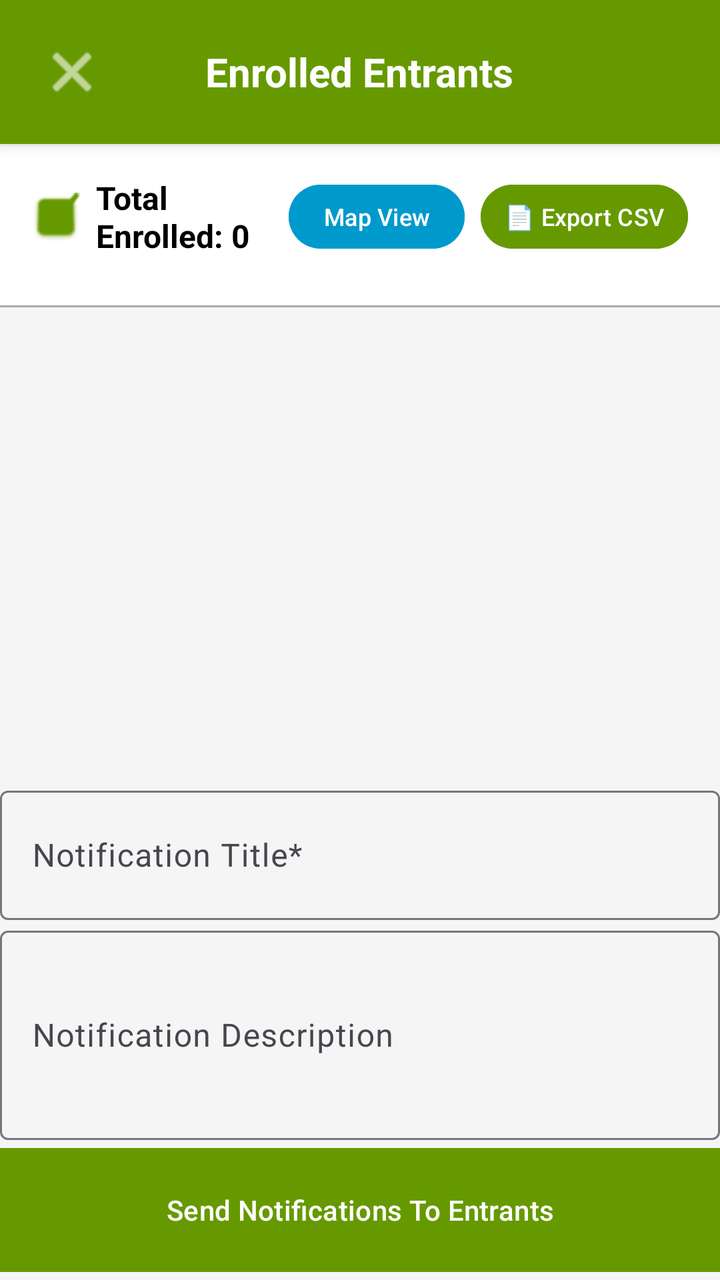
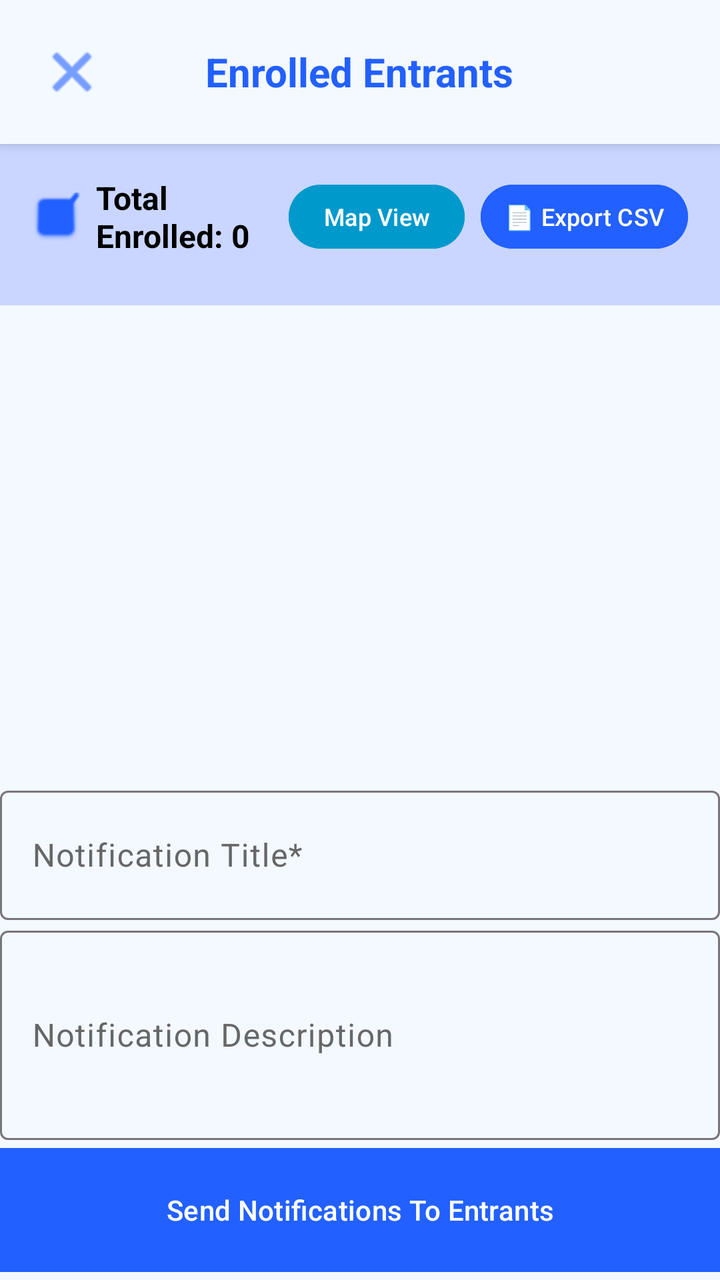

Compare the two renders of this Android layout. The source of the first and the diff that turns it into the second are given below.
<!-- AndroidManifest.xml: activity theme Theme.GitCat_events -->
<!-- res/layout/activity_accepted_entrants_view.xml -->
<?xml version="1.0" encoding="utf-8"?>
<LinearLayout xmlns:android="http://schemas.android.com/apk/res/android"
    xmlns:app="http://schemas.android.com/apk/res-auto"
    android:layout_width="match_parent"
    android:layout_height="match_parent"
    android:orientation="vertical"
    android:background="#F5F5F5">

    
    <RelativeLayout
        android:layout_width="match_parent"
        android:layout_height="wrap_content"
        android:background="@android:color/holo_green_dark"
        android:padding="16dp"
        android:elevation="4dp">

        <ImageButton
            android:id="@+id/btnBack"
            android:layout_width="40dp"
            android:layout_height="40dp"
            android:layout_alignParentStart="true"
            android:layout_centerVertical="true"
            android:background="?attr/selectableItemBackgroundBorderless"
            android:src="@android:drawable/ic_menu_close_clear_cancel"
            android:contentDescription="Back"
            app:tint="@android:color/white" />

        <TextView
            android:id="@+id/tvEventName"
            android:layout_width="wrap_content"
            android:layout_height="wrap_content"
            android:layout_centerInParent="true"
            android:text="Enrolled Entrants"
            android:textColor="@android:color/white"
            android:textSize="20sp"
            android:textStyle="bold" />
    </RelativeLayout>

    
    <LinearLayout
        android:layout_width="match_parent"
        android:layout_height="wrap_content"
        android:orientation="vertical"
        android:padding="16dp"
        android:background="@android:color/white">

        <LinearLayout
            android:layout_width="match_parent"
            android:layout_height="wrap_content"
            android:orientation="horizontal"
            android:gravity="center_vertical"
            android:layout_marginBottom="8dp">

            <ImageView
                android:layout_width="24dp"
                android:layout_height="24dp"
                android:src="@android:drawable/checkbox_on_background"
                android:layout_marginEnd="8dp"
                app:tint="@android:color/holo_green_dark" />

            <TextView
                android:id="@+id/tvAcceptedListCount"
                android:layout_width="0dp"
                android:layout_height="wrap_content"
                android:layout_weight="1"
                android:text="Total Enrolled: 0"
                android:textSize="16sp"
                android:textStyle="bold"
                android:textColor="@color/black" />

            
            <Button
                android:id="@+id/btnMapView"
                android:layout_width="wrap_content"
                android:layout_height="40dp"
                android:text="Map View"
                android:textSize="12sp"
                android:textColor="@android:color/white"
                android:backgroundTint="@android:color/holo_blue_dark"
                android:paddingStart="12dp"
                android:paddingEnd="12dp"
                android:layout_marginEnd="8dp" />

            
            <Button
                android:id="@+id/btnExportCsv"
                android:layout_width="wrap_content"
                android:layout_height="40dp"
                android:text="📄 Export CSV"
                android:textSize="12sp"
                android:textColor="@android:color/white"
                android:backgroundTint="@android:color/holo_green_dark"
                android:paddingStart="12dp"
                android:paddingEnd="12dp" />
        </LinearLayout>

        
        <TextView
            android:id="@+id/tvCapacityInfo"
            android:layout_width="wrap_content"
            android:layout_height="wrap_content"
            android:text="Capacity: 0 / 0"
            android:textSize="14sp"
            android:textColor="@android:color/darker_gray"
            android:visibility="gone" />
    </LinearLayout>

    

    

    
    <TextView
        android:id="@+id/tvAcceptedListEmpty"
        android:layout_width="match_parent"
        android:layout_height="0dp"
        android:layout_weight="1"
        android:gravity="center"
        android:text="No enrolled entrants yet\n\n📋 Run the raffle to select participants\n✉️ Selected participants must accept their invitations"
        android:textAlignment="center"
        android:textSize="16sp"
        android:textColor="@android:color/darker_gray"
        android:visibility="gone" />

    <LinearLayout
        android:layout_width="match_parent"
        android:layout_height="match_parent"
        android:orientation="vertical">

        <View
            android:layout_width="match_parent"
            android:layout_height="1dp"
            android:background="@android:color/darker_gray" />

        <androidx.recyclerview.widget.RecyclerView
            android:id="@+id/rvAcceptedList"
            android:layout_width="match_parent"
            android:layout_height="0dp"
            android:layout_weight="1"
            android:clipToPadding="false"
            android:padding="8dp" />

        <LinearLayout
            android:layout_width="match_parent"
            android:layout_height="250dp"
            android:orientation="vertical">

            <com.google.android.material.textfield.TextInputLayout
                android:id="@+id/textInputLayout"
                android:layout_width="match_parent"
                android:layout_height="70dp">

                <com.google.android.material.textfield.TextInputEditText
                    android:id="@+id/acceptedListNotifTitleText"
                    android:layout_width="match_parent"
                    android:layout_height="match_parent"
                    android:hint="Notification Title*" />
            </com.google.android.material.textfield.TextInputLayout>

            <com.google.android.material.textfield.TextInputLayout
                android:id="@+id/textInputLayout2"
                android:layout_width="match_parent"
                android:layout_height="110dp">

                <com.google.android.material.textfield.TextInputEditText
                    android:id="@+id/acceptedListNotifDescription"
                    android:layout_width="match_parent"
                    android:layout_height="match_parent"
                    android:hint="Notification Description" />
            </com.google.android.material.textfield.TextInputLayout>

            <Button
                android:id="@+id/AcceptedListSendNotif"
                android:layout_width="match_parent"
                android:layout_height="70dp"
                android:layout_marginTop="0dp"
                android:backgroundTint="@android:color/holo_green_dark"
                android:text="Send Notifications To Entrants"
                app:cornerRadius="0dp" />
        </LinearLayout>
    </LinearLayout>

</LinearLayout>
<!-- resources referenced by this layout -->
<resources>
  <color name="black">#FF000000</color>
  <style name="Theme.GitCat_events" parent="Base.Theme.GitCat_events" />
  <style name="Base.Theme.GitCat_events" parent="Theme.Material3.DayNight.NoActionBar">
          
          
      </style>
</resources>

<!-- the commit's change to res/layout/activity_accepted_entrants_view.xml (unified diff, before → after) -->
@@ -3,16 +3,16 @@
     xmlns:app="http://schemas.android.com/apk/res-auto"
     android:layout_width="match_parent"
     android:layout_height="match_parent"
-    android:orientation="vertical"
-    android:background="#F5F5F5">
+    android:background="@color/background_color"
+    android:orientation="vertical">
 
     
     <RelativeLayout
         android:layout_width="match_parent"
         android:layout_height="wrap_content"
-        android:background="@android:color/holo_green_dark"
-        android:padding="16dp"
-        android:elevation="4dp">
+        android:background="@color/background_color"
+        android:elevation="4dp"
+        android:padding="16dp">
 
         <ImageButton
             android:id="@+id/btnBack"
@@ -21,9 +21,9 @@
             android:layout_alignParentStart="true"
             android:layout_centerVertical="true"
             android:background="?attr/selectableItemBackgroundBorderless"
+            android:contentDescription="Back"
             android:src="@android:drawable/ic_menu_close_clear_cancel"
-            android:contentDescription="Back"
-            app:tint="@android:color/white" />
+            android:tint="@color/button_color" />
 
         <TextView
             android:id="@+id/tvEventName"
@@ -31,7 +31,7 @@
             android:layout_height="wrap_content"
             android:layout_centerInParent="true"
             android:text="Enrolled Entrants"
-            android:textColor="@android:color/white"
+            android:textColor="@color/text_color_colored"
             android:textSize="20sp"
             android:textStyle="bold" />
     </RelativeLayout>
@@ -40,23 +40,23 @@
     <LinearLayout
         android:layout_width="match_parent"
         android:layout_height="wrap_content"
+        android:background="@color/container_color"
         android:orientation="vertical"
-        android:padding="16dp"
-        android:background="@android:color/white">
+        android:padding="16dp">
 
         <LinearLayout
             android:layout_width="match_parent"
             android:layout_height="wrap_content"
-            android:orientation="horizontal"
+            android:layout_marginBottom="8dp"
             android:gravity="center_vertical"
-            android:layout_marginBottom="8dp">
+            android:orientation="horizontal">
 
             <ImageView
                 android:layout_width="24dp"
                 android:layout_height="24dp"
+                android:layout_marginEnd="8dp"
                 android:src="@android:drawable/checkbox_on_background"
-                android:layout_marginEnd="8dp"
-                app:tint="@android:color/holo_green_dark" />
+                app:tint="@color/button_color" />
 
             <TextView
                 android:id="@+id/tvAcceptedListCount"
@@ -64,9 +64,9 @@
                 android:layout_height="wrap_content"
                 android:layout_weight="1"
                 android:text="Total Enrolled: 0"
+                android:textColor="@color/text_color_dark"
                 android:textSize="16sp"
-                android:textStyle="bold"
-                android:textColor="@color/black" />
+                android:textStyle="bold" />
 
             
             <Button
@@ -86,12 +86,12 @@
                 android:id="@+id/btnExportCsv"
                 android:layout_width="wrap_content"
                 android:layout_height="40dp"
+                android:backgroundTint="@color/button_color"
+                android:paddingStart="12dp"
+                android:paddingEnd="12dp"
                 android:text="📄 Export CSV"
-                android:textSize="12sp"
-                android:textColor="@android:color/white"
-                android:backgroundTint="@android:color/holo_green_dark"
-                android:paddingStart="12dp"
-                android:paddingEnd="12dp" />
+                android:textColor="@color/text_color_light"
+                android:textSize="12sp" />
         </LinearLayout>
 
         
@@ -100,10 +100,12 @@
             android:layout_width="wrap_content"
             android:layout_height="wrap_content"
             android:text="Capacity: 0 / 0"
+            android:textColor="@color/text_color_dark"
             android:textSize="14sp"
-            android:textColor="@android:color/darker_gray"
             android:visibility="gone" />
     </LinearLayout>
+
+    
 
     
 
@@ -118,8 +120,8 @@
         android:gravity="center"
         android:text="No enrolled entrants yet\n\n📋 Run the raffle to select participants\n✉️ Selected participants must accept their invitations"
         android:textAlignment="center"
+        android:textColor="@color/text_color_dark"
         android:textSize="16sp"
-        android:textColor="@android:color/darker_gray"
         android:visibility="gone" />
 
     <LinearLayout
@@ -129,8 +131,7 @@
 
         <View
             android:layout_width="match_parent"
-            android:layout_height="1dp"
-            android:background="@android:color/darker_gray" />
+            android:layout_height="1dp" />
 
         <androidx.recyclerview.widget.RecyclerView
             android:id="@+id/rvAcceptedList"
@@ -148,7 +149,13 @@
             <com.google.android.material.textfield.TextInputLayout
                 android:id="@+id/textInputLayout"
                 android:layout_width="match_parent"
-                android:layout_height="70dp">
+                android:layout_height="70dp"
+                android:textColorHint="@color/text_color_medium"
+                app:helperTextTextColor="@color/text_color_medium"
+                app:hintTextColor="@color/text_color_medium"
+                app:placeholderTextColor="@color/text_color_medium"
+                app:prefixTextColor="@color/text_color_medium"
+                app:suffixTextColor="@color/text_color_medium">
 
                 <com.google.android.material.textfield.TextInputEditText
                     android:id="@+id/acceptedListNotifTitleText"
@@ -160,7 +167,13 @@
             <com.google.android.material.textfield.TextInputLayout
                 android:id="@+id/textInputLayout2"
                 android:layout_width="match_parent"
-                android:layout_height="110dp">
+                android:layout_height="110dp"
+                android:textColorHint="@color/text_color_medium"
+                app:helperTextTextColor="@color/text_color_medium"
+                app:hintTextColor="@color/text_color_medium"
+                app:placeholderTextColor="@color/text_color_medium"
+                app:prefixTextColor="@color/text_color_medium"
+                app:suffixTextColor="@color/text_color_medium">
 
                 <com.google.android.material.textfield.TextInputEditText
                     android:id="@+id/acceptedListNotifDescription"
@@ -174,8 +187,9 @@
                 android:layout_width="match_parent"
                 android:layout_height="70dp"
                 android:layout_marginTop="0dp"
-                android:backgroundTint="@android:color/holo_green_dark"
+                android:backgroundTint="@color/button_color"
                 android:text="Send Notifications To Entrants"
+                android:textColor="@color/text_color_light"
                 app:cornerRadius="0dp" />
         </LinearLayout>
     </LinearLayout>
<!-- resource entries referenced after the edit -->
@@ -1,6 +1,12 @@
 <!-- resources referenced by this layout -->
 <resources>
-  <color name="black">#FF000000</color>
+  <color name="background_color">#F3F9FF</color>
+  <color name="button_color">#2260ff</color>
+  <color name="container_color">#CAD6ff</color>
+  <color name="text_color_colored">#2260ff</color>
+  <color name="text_color_dark">#000000</color>
+  <color name="text_color_light">#ffffff</color>
+  <color name="text_color_medium">#676767</color>
   <style name="Theme.GitCat_events" parent="Base.Theme.GitCat_events" />
   <style name="Base.Theme.GitCat_events" parent="Theme.Material3.DayNight.NoActionBar">
           
